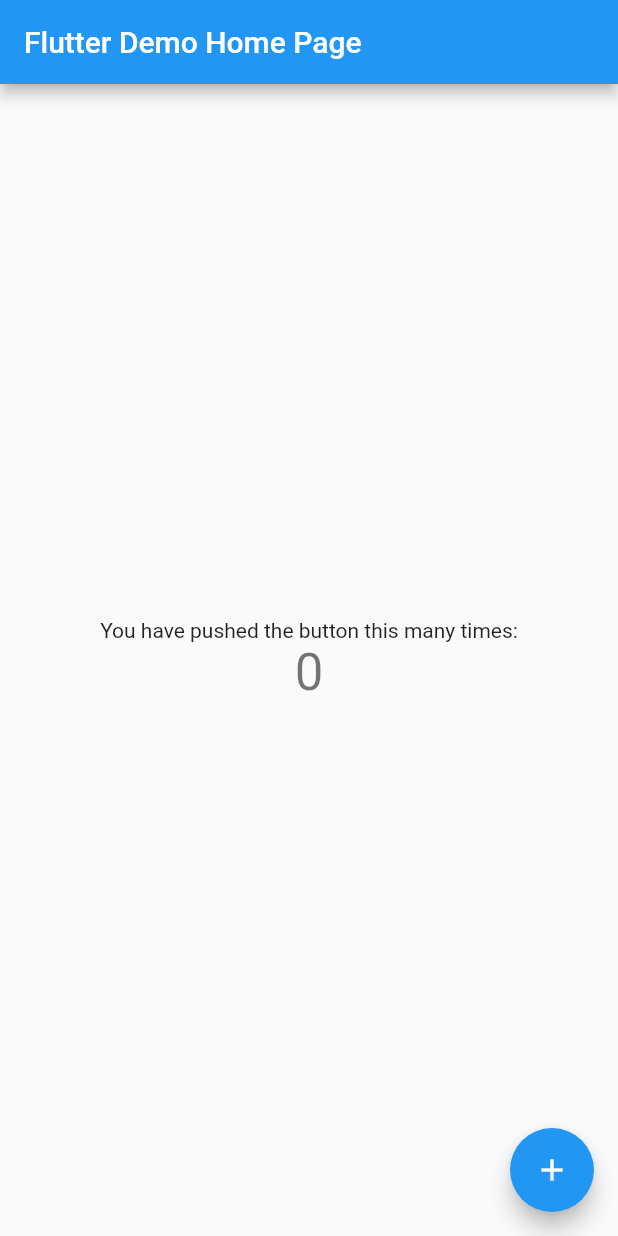
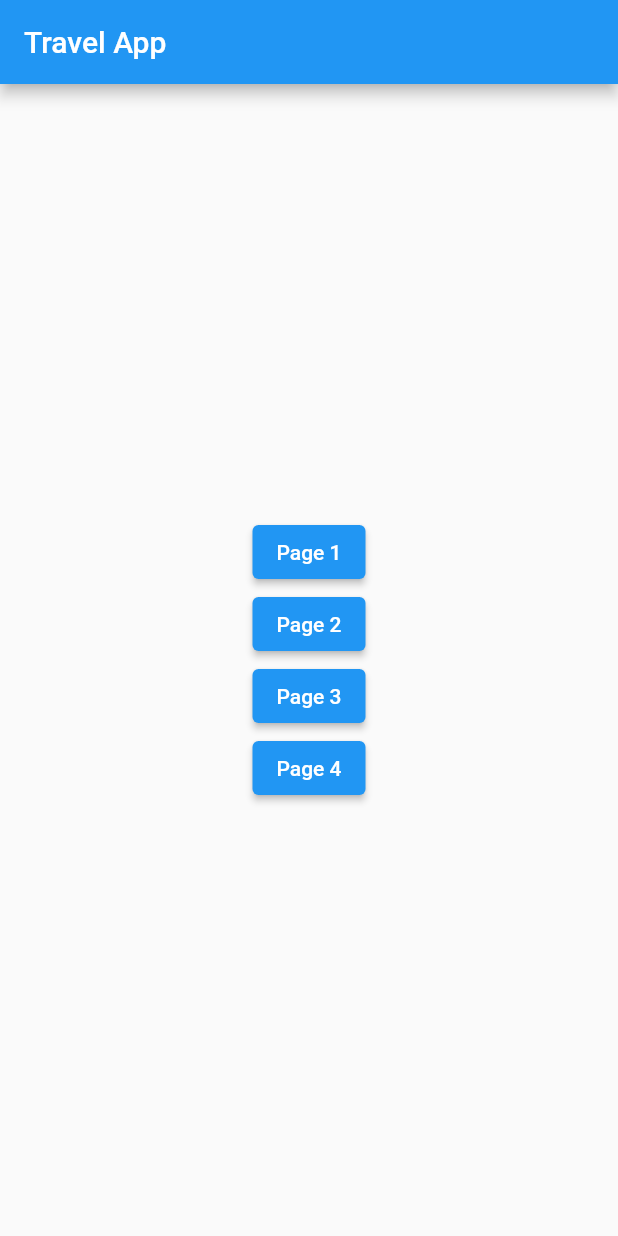
Before and after one commit to xide-projext/mid_project_6, a Flutter app: the screen it shows after launch, on a phone screen of 412 x 824 dp. Run offline on Flutter 3.47's test engine with Material 2 defaults, Android fonts, the phone set to English and light mode, and no system bars.

Commit message:
chatgpt 4 page example

```diff
--- a/midterm/lib/main.dart
+++ b/midterm/lib/main.dart
@@ -1,115 +1,123 @@
 import 'package:flutter/material.dart';
+import 'package:flutter/cupertino.dart';
 
-void main() {
-  runApp(const MyApp());
-}
+void main() => runApp(MyApp());
 
 class MyApp extends StatelessWidget {
-  const MyApp({super.key});
-
-  // This widget is the root of your application.
   @override
   Widget build(BuildContext context) {
     return MaterialApp(
-      title: 'Flutter Demo',
+      title: 'Travel App',
+      debugShowCheckedModeBanner: false,
       theme: ThemeData(
-        // This is the theme of your application.
-        //
-        // Try running your application with "flutter run". You'll see the
-        // application has a blue toolbar. Then, without quitting the app, try
-        // changing the primarySwatch below to Colors.green and then invoke
-        // "hot reload" (press "r" in the console where you ran "flutter run",
-        // or simply save your changes to "hot reload" in a Flutter IDE).
-        // Notice that the counter didn't reset back to zero; the application
-        // is not restarted.
         primarySwatch: Colors.blue,
       ),
-      home: const MyHomePage(title: 'Flutter Demo Home Page'),
+      home: HomePage(),
+      routes: {
+        '/page1': (BuildContext context) => Page1(),
+        '/page2': (BuildContext context) => Page2(),
+        '/page3': (BuildContext context) => Page3(),
+      },
+      onGenerateRoute: (RouteSettings settings) {
+        switch (settings.name) {
+          case '/page4':
+            return CupertinoPageRoute(
+              builder: (BuildContext context) => Page4(),
+            );
+          default:
+            return null;
+        }
+      },
     );
   }
 }
 
-class MyHomePage extends StatefulWidget {
-  const MyHomePage({super.key, required this.title});
-
-  // This widget is the home page of your application. It is stateful, meaning
-  // that it has a State object (defined below) that contains fields that affect
-  // how it looks.
-
-  // This class is the configuration for the state. It holds the values (in this
-  // case the title) provided by the parent (in this case the App widget) and
-  // used by the build method of the State. Fields in a Widget subclass are
-  // always marked "final".
-
-  final String title;
-
-  @override
-  State<MyHomePage> createState() => _MyHomePageState();
-}
-
-class _MyHomePageState extends State<MyHomePage> {
-  int _counter = 0;
-
-  void _incrementCounter() {
-    setState(() {
-      // This call to setState tells the Flutter framework that something has
-      // changed in this State, which causes it to rerun the build method below
-      // so that the display can reflect the updated values. If we changed
-      // _counter without calling setState(), then the build method would not be
-      // called again, and so nothing would appear to happen.
-      _counter++;
-    });
-  }
-
+class HomePage extends StatelessWidget {
   @override
   Widget build(BuildContext context) {
-    // This method is rerun every time setState is called, for instance as done
-    // by the _incrementCounter method above.
-    //
-    // The Flutter framework has been optimized to make rerunning build methods
-    // fast, so that you can just rebuild anything that needs updating rather
-    // than having to individually change instances of widgets.
     return Scaffold(
       appBar: AppBar(
-        // Here we take the value from the MyHomePage object that was created by
-        // the App.build method, and use it to set our appbar title.
-        title: Text(widget.title),
+        title: Text('Travel App'),
       ),
       body: Center(
-        // Center is a layout widget. It takes a single child and positions it
-        // in the middle of the parent.
         child: Column(
-          // Column is also a layout widget. It takes a list of children and
-          // arranges them vertically. By default, it sizes itself to fit its
-          // children horizontally, and tries to be as tall as its parent.
-          //
-          // Invoke "debug painting" (press "p" in the console, choose the
-          // "Toggle Debug Paint" action from the Flutter Inspector in Android
-          // Studio, or the "Toggle Debug Paint" command in Visual Studio Code)
-          // to see the wireframe for each widget.
-          //
-          // Column has various properties to control how it sizes itself and
-          // how it positions its children. Here we use mainAxisAlignment to
-          // center the children vertically; the main axis here is the vertical
-          // axis because Columns are vertical (the cross axis would be
-          // horizontal).
           mainAxisAlignment: MainAxisAlignment.center,
           children: <Widget>[
-            const Text(
-              'You have pushed the button this many times:',
+            ElevatedButton(
+              child: Text('Page 1'),
+              onPressed: () => Navigator.pushNamed(context, '/page1'),
             ),
-            Text(
-              '$_counter',
-              style: Theme.of(context).textTheme.headlineMedium,
+            ElevatedButton(
+              child: Text('Page 2'),
+              onPressed: () => Navigator.pushNamed(context, '/page2'),
+            ),
+            ElevatedButton(
+              child: Text('Page 3'),
+              onPressed: () => Navigator.pushNamed(context, '/page3'),
+            ),
+            ElevatedButton(
+              child: Text('Page 4'),
+              onPressed: () => Navigator.pushNamed(context, '/page4'),
             ),
           ],
         ),
       ),
-      floatingActionButton: FloatingActionButton(
-        onPressed: _incrementCounter,
-        tooltip: 'Increment',
-        child: const Icon(Icons.add),
-      ), // This trailing comma makes auto-formatting nicer for build methods.
     );
   }
 }
+
+class Page1 extends StatelessWidget {
+  @override
+  Widget build(BuildContext context) {
+    return Scaffold(
+      appBar: AppBar(
+        title: Text('Page 1'),
+      ),
+      body: Center(
+        child: Text('This is Page 1'),
+      ),
+    );
+  }
+}
+
+class Page2 extends StatelessWidget {
+  @override
+  Widget build(BuildContext context) {
+    return Scaffold(
+      appBar: AppBar(
+        title: Text('Page 2'),
+      ),
+      body: Center(
+        child: Text('This is Page 2'),
+      ),
+    );
+  }
+}
+
+class Page3 extends StatelessWidget {
+  @override
+  Widget build(BuildContext context) {
+    return Scaffold(
+      appBar: AppBar(
+        title: Text('Page 3'),
+      ),
+      body: Center(
+        child: Text('This is Page 3'),
+      ),
+    );
+  }
+}
+
+class Page4 extends StatelessWidget {
+  @override
+  Widget build(BuildContext context) {
+    return CupertinoPageScaffold(
+      navigationBar: CupertinoNavigationBar(
+        middle: Text('Page 4'),
+      ),
+      child: Center(
+        child: Text('This is Page 4'),
+      ),
+    );
+  }
+}
```
Also changed, not shown: 1 other file.
